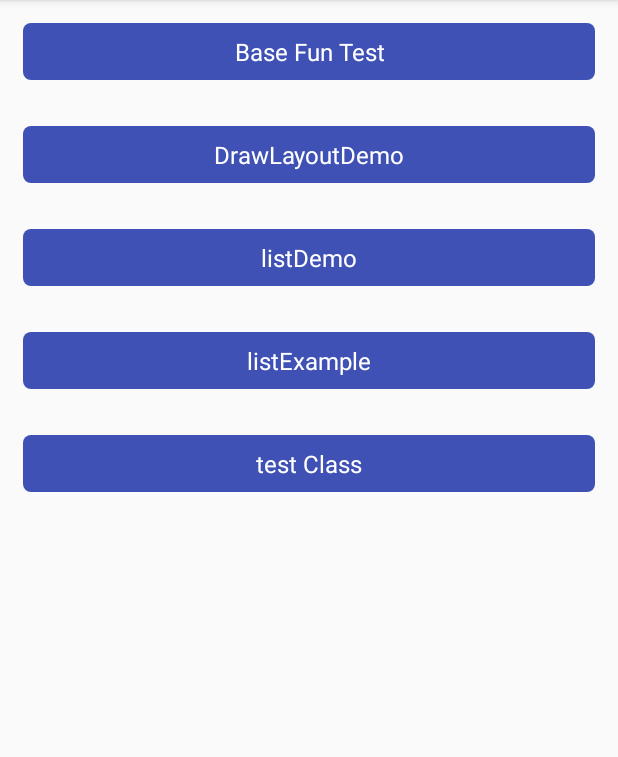
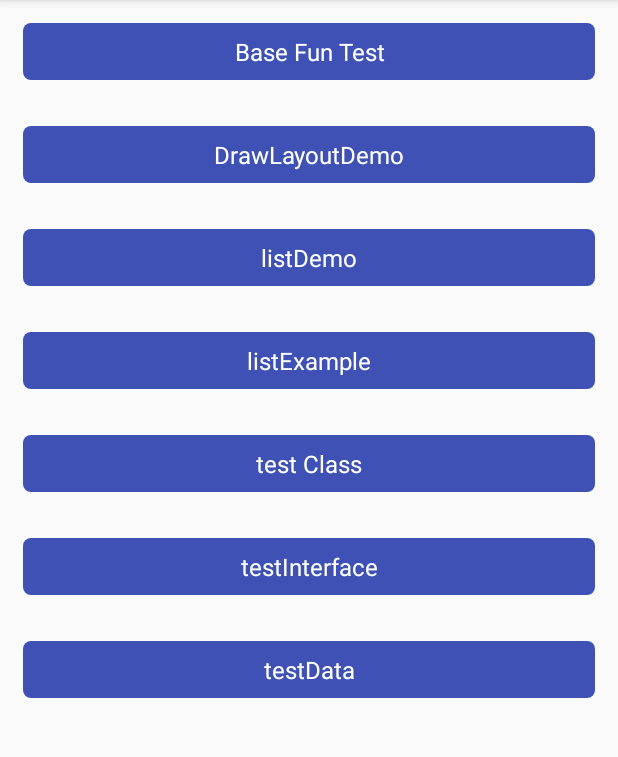
Before and after one commit to LiuXi0314/KotlinFirst, an Android app: the screen it shows after launch (FirstActivity), on a phone screen of 412 x 824 dp, the part 84-841 px from its top. Run offline under Robolectric (Android 15) with nearby library versions, the phone set to English and light mode, and no system bars.

```diff
--- a/app/src/main/AndroidManifest.xml
+++ b/app/src/main/AndroidManifest.xml
@@ -43,6 +43,8 @@
         </activity>
         <activity android:name=".activity.TestInterfaceActivity">
         </activity>
+        <activity android:name=".activity.TestDataActivity">
+        </activity>
     </application>
 
 </manifest>
--- a/app/src/main/java/com/lx/kotlinfirst/activity/FirstActivity.kt
+++ b/app/src/main/java/com/lx/kotlinfirst/activity/FirstActivity.kt
@@ -31,6 +31,14 @@ class FirstActivity : AppCompatActivity() {
         testClass.setOnClickListener {
             startActivity(Intent().setClass(this, TestClassActivity::class.java))
         }
+
+        testInterface.setOnClickListener {
+            startActivity(Intent().setClass(this, TestInterfaceActivity::class.java))
+        }
+
+        testData.setOnClickListener {
+            startActivity(Intent().setClass(this, TestDataActivity::class.java))
+        }
     }
 
 
--- /dev/null
+++ b/app/src/main/java/com/lx/kotlinfirst/bean/DataA.kt
@@ -0,0 +1,6 @@
+package com.lx.kotlinfirst.bean
+
+/**
+ * Created on 17-9-11 下午5:22
+ */
+data class DataA(var str:String)
--- /dev/null
+++ b/app/src/main/java/com/lx/kotlinfirst/bean/DataB.kt
@@ -0,0 +1,6 @@
+package com.lx.kotlinfirst.bean
+
+/**
+ * Created on 17-9-11 下午5:22
+ */
+data class DataB(var int: Int)
--- a/app/src/main/res/layout/activity_first.xml
+++ b/app/src/main/res/layout/activity_first.xml
@@ -30,4 +30,14 @@
         android:id="@+id/testClass"
         style="@style/ButtonStyle"
         android:text="test Class"/>
+
+    <TextView
+        android:id="@+id/testInterface"
+        style="@style/ButtonStyle"
+        android:text="testInterface"/>
+
+    <TextView
+        android:id="@+id/testData"
+        style="@style/ButtonStyle"
+        android:text="testData"/>
 </LinearLayout>
```
Also changed, not shown: app/src/main/java/com/lx/kotlinfirst/activity/TestDataActivity.kt (added, +51 -0 lines), app/src/main/res/layout/activity_test_data.xml (added, +16 -0 lines).
